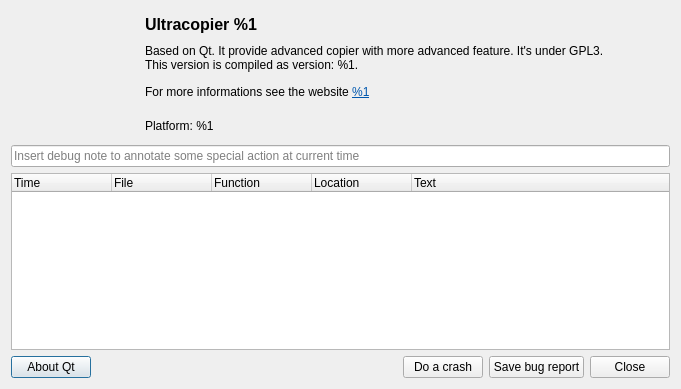
Before: the Qt Designer form HelpDialog.ui in alphaonex86/Ultracopier, drawn with Qt 5.
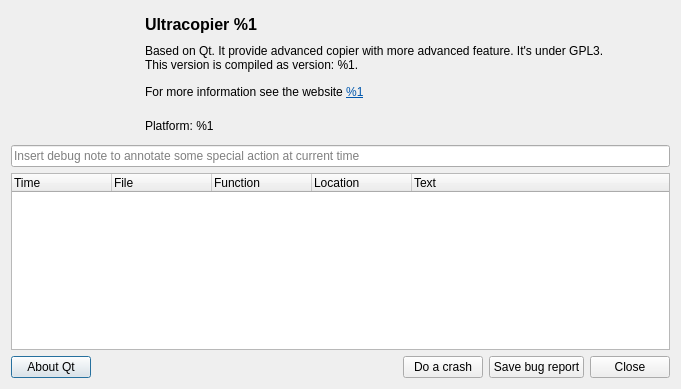
After: the same form once the commit is applied. Icons and pictures are not drawn.

```diff
--- a/HelpDialog.ui
+++ b/HelpDialog.ui
@@ -75,7 +75,7 @@
        <item>
         <widget class="QLabel" name="label_site">
          <property name="text">
-          <string>For more informations see the website &lt;a href=&quot;%1&quot; rel=&quot;%1&quot; title=&quot;%1&quot;&gt;&lt;span style=&quot; text-decoration: underline; color:#0057ae;&quot;&gt;%1&lt;/span&gt;&lt;/a&gt;</string>
+          <string>&lt;html&gt;&lt;head/&gt;&lt;body&gt;&lt;p&gt;For more information see the website &lt;a href=&quot;%1&quot;&gt;&lt;span style=&quot; text-decoration: underline; color:#0057ae;&quot;&gt;%1&lt;/span&gt;&lt;/a&gt;&lt;/p&gt;&lt;/body&gt;&lt;/html&gt;</string>
          </property>
          <property name="openExternalLinks">
           <bool>true</bool>
```
